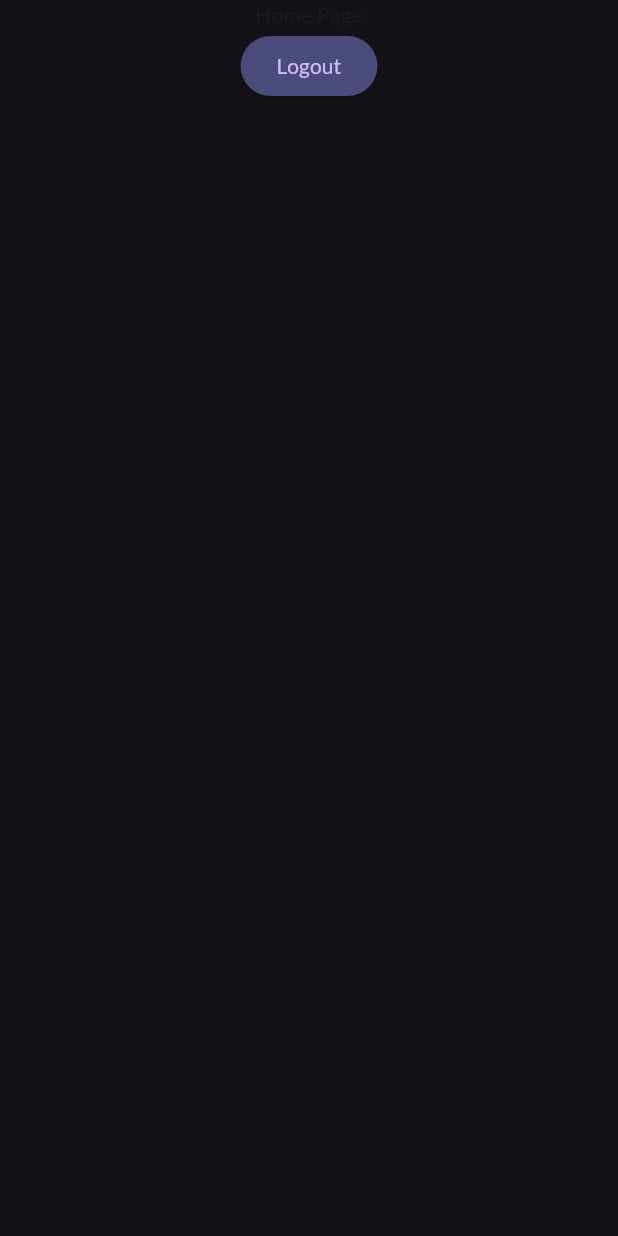
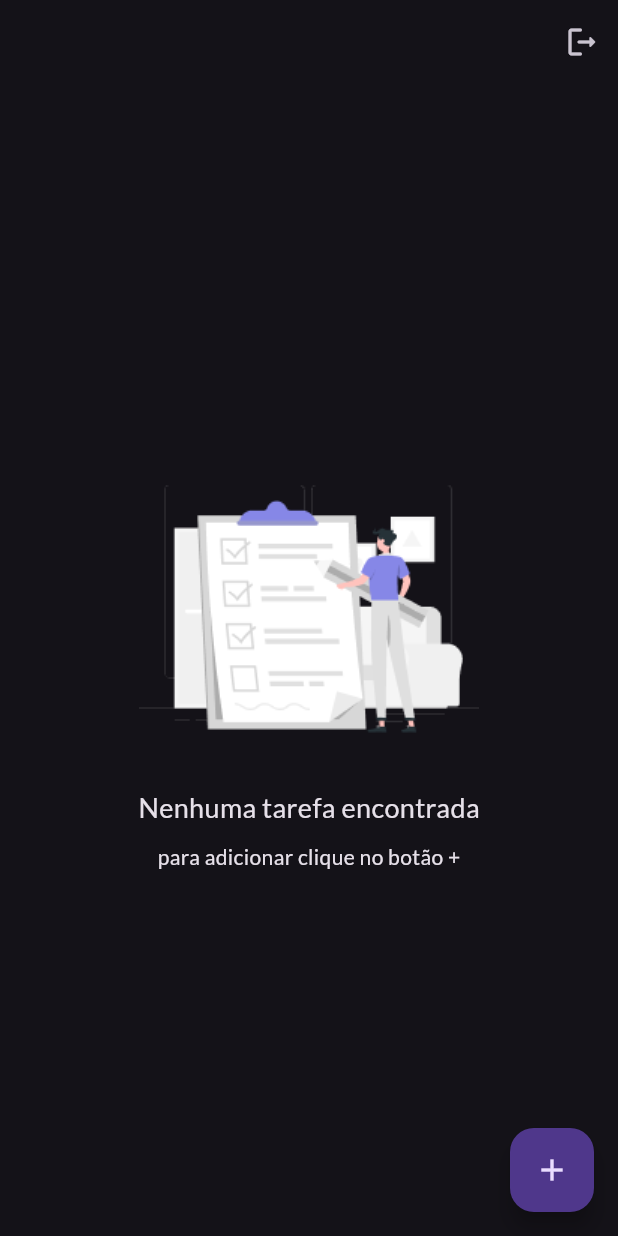
Before and after one commit to Luiz-Carlos-de-Lima/app_gestao_de_tarefas, a Flutter app: the screen it shows once a user with an empty profile is signed in, on a phone screen of 412 x 824 dp. Run offline on Flutter 3.47's test engine with Material 3 defaults, Android fonts, the phone set to English and light mode, and no system bars; our stand-ins replace cloud_firestore, firebase_auth, firebase_core, flutter_mobx, flutter_modular, google_fonts and 1 more; missing offline and left inert: notify_inapp, validatorless; accounts and stored records are empty; generated files the repository leaves out were written again.

Commit message:
feat: implementaçao tela principal, feat: implementacao da comunicacao com o firestore, feat: recebendo dados da lista de task e populando a lista que renderiza em tela

```diff
--- /dev/null
+++ b/lib/app/core/data/data_service.dart
@@ -0,0 +1,4 @@
+abstract class DataService {
+  Future<dynamic> get({required route});
+  Future<dynamic> post({required String route, required Map<String, dynamic> data});
+}
--- /dev/null
+++ b/lib/app/core/exceptions/data_service_exception.dart
@@ -0,0 +1,5 @@
+class DataServiceException implements Exception {
+  final String message;
+
+  DataServiceException({required this.message});
+}
--- /dev/null
+++ b/lib/app/core/exceptions/task_repository_exception.dart
@@ -0,0 +1,5 @@
+class TaskRepositoryException implements Exception {
+  final String message;
+
+  TaskRepositoryException({required this.message});
+}
--- a/lib/app/models/task.dart
+++ b/lib/app/models/task.dart
@@ -1,10 +1,23 @@
-// ignore_for_file: public_member_api_docs, sort_constructors_first
 class Task {
-  String name;
-  String descrption;
+  String title;
+  String description;
+  String status;
 
   Task({
-    required this.name,
-    required this.descrption,
+    required this.title,
+    required this.description,
+    this.status = 'pendente',
   });
+
+  factory Task.fromJson({required Map mapTask}) {
+    return Task(title: mapTask['title'], description: mapTask['description'], status: mapTask['status']);
+  }
+
+  Map<String, dynamic> toJson() {
+    return {
+      'title': title,
+      'description': description,
+      'status': status,
+    };
+  }
 }
--- a/lib/app/modules/auth/login/login_page.dart
+++ b/lib/app/modules/auth/login/login_page.dart
@@ -10,7 +10,7 @@ import 'package:validatorless/validatorless.dart';
 
 import '../../../core/exceptions/auth_exception.dart';
 import '../../../core/ui/helper/messages.dart';
-import '../../../core/ui/widgets/todo_list_logo.dart';
+import '../../../core/ui/widgets/logo_widget.dart';
 
 class LoginPage extends StatefulWidget {
   const LoginPage({super.key});
--- a/lib/app/modules/auth/register/register_page.dart
+++ b/lib/app/modules/auth/register/register_page.dart
@@ -9,7 +9,7 @@ import 'package:validatorless/validatorless.dart';
 
 import '../../../core/exceptions/auth_exception.dart';
 import '../../../core/ui/helper/messages.dart';
-import '../../../core/ui/widgets/todo_list_logo.dart';
+import '../../../core/ui/widgets/logo_widget.dart';
 
 class RegisterPage extends StatefulWidget {
   const RegisterPage({super.key});
--- a/lib/app/modules/home/home_page.dart
+++ b/lib/app/modules/home/home_page.dart
@@ -1,27 +1,83 @@
+import 'package:app_gestao_de_tarefas/app/core/ui/extensions/theme_extension.dart';
+import 'package:app_gestao_de_tarefas/app/models/task.dart';
+import 'package:app_gestao_de_tarefas/app/modules/home/home_store.dart';
+import 'package:app_gestao_de_tarefas/app/services/user/user_service.dart';
 import 'package:flutter/material.dart';
+import 'package:flutter_mobx/flutter_mobx.dart';
 import 'package:flutter_modular/flutter_modular.dart';
 
-import '../../services/user/user_service.dart';
+class HomePage extends StatefulWidget {
+  const HomePage({super.key});
 
-class HomePage extends StatelessWidget {
-  const HomePage({super.key});
+  @override
+  State<HomePage> createState() => _HomePageState();
+}
+
+class _HomePageState extends State<HomePage> {
+  final _store = Modular.get<HomeStore>();
+
+  @override
+  void initState() {
+    _store.getListTask();
+    super.initState();
+  }
 
   @override
   Widget build(BuildContext context) {
     return SafeArea(
       child: Scaffold(
+        appBar: AppBar(
+          actions: [
+            IconButton(
+                onPressed: () async {
+                  await Modular.get<UserService>().logout();
+                },
+                icon: const Icon(Icons.logout_rounded))
+          ],
+        ),
         body: Center(
-          child: Column(
-            children: [
-              Text('Home Page'),
-              ElevatedButton(
-                onPressed: () {
-                  Modular.get<UserService>().logout();
-                },
-                child: Text('Logout'),
-              )
-            ],
-          ),
+          child: Observer(builder: (context) {
+            if (_store.listTask.isEmpty) {
+              return SingleChildScrollView(
+                  child: Column(
+                children: [
+                  Image.asset(
+                    'assets/images/checklist.png',
+                  ),
+                  Text(
+                    'Nenhuma tarefa encontrada',
+                    style: TextStyle(color: context.onBackground, fontSize: 18),
+                  ),
+                  const SizedBox(
+                    height: 10.0,
+                  ),
+                  Text(
+                    'para adicionar clique no botão +',
+                    style: TextStyle(color: context.onBackground),
+                  ),
+                ],
+              ));
+            } else {
+              return ListView.builder(
+                itemCount: _store.listTask.length,
+                itemBuilder: (context, index) => Container(
+                  child: Column(
+                    children: [
+                      Text(_store.listTask[index].title),
+                      Text(_store.listTask[index].description),
+                    ],
+                  ),
+                ),
+              );
+            }
+          }),
+        ),
+        floatingActionButton: FloatingActionButton(
+          onPressed: () {
+            final task = Task(title: 'Teste', description: 'Teste para verificar se está sendo add a tarefa');
+            _store.addNewTask(newTask: task);
+          },
+          child: const Icon(Icons.add),
         ),
       ),
     );
--- a/lib/app/modules/splash/splash_page.dart
+++ b/lib/app/modules/splash/splash_page.dart
@@ -2,7 +2,7 @@ import 'package:app_gestao_de_tarefas/app/core/listeners/Firebase_listener.dart'
 import 'package:flutter/material.dart';
 import 'package:flutter_modular/flutter_modular.dart';
 
-import '../../core/ui/widgets/todo_list_logo.dart';
+import '../../core/ui/widgets/logo_widget.dart';
 
 class SplashPage extends StatefulWidget {
   const SplashPage({super.key});
--- /dev/null
+++ b/lib/app/repositories/task/task_repository.dart
@@ -0,0 +1,6 @@
+import '../../models/task.dart';
+
+abstract class TaskRepository {
+  Future<List<Task>> getAll();
+  Future<void> add({required Task task});
+}
--- /dev/null
+++ b/lib/app/services/task/task_service.dart
@@ -0,0 +1,6 @@
+import '../../models/task.dart';
+
+abstract class TaskService {
+  Future<List<Task>> getAll();
+  Future<void> add({required Task task});
+}
--- a/pubspec.yaml
+++ b/pubspec.yaml
@@ -42,6 +42,7 @@ dependencies:
   firebase_core: ^3.3.0
   firebase_auth: ^5.1.4
   notify_inapp: ^0.0.4
+  cloud_firestore: ^5.2.1
 
 dev_dependencies:
   flutter_test:
@@ -72,6 +73,7 @@ flutter:
   #   - images/a_dot_ham.jpeg
   assets:
     - assets/images/logo.png
+    - assets/images/checklist.png
 
   # An image asset can refer to one or more resolution-specific "variants", see
   # https://flutter.dev/assets-and-images/#resolution-aware
```
Also changed, not shown: lib/app/core/data/firestore_db.dart (added, +25 -0 lines), lib/app/modules/home/home_module.dart (+12 -0 lines), lib/app/modules/home/home_store.dart (+23 -1 lines), lib/app/repositories/task/task_repository_impl.dart (added, +27 -0 lines), lib/app/services/task/task_service_impl.dart (added, +20 -0 lines), assets/images/checklist.png (added), lib/app/core/ui/widgets/logo_widget.dart (renamed from lib/app/core/ui/widgets/todo_list_logo.dart), lib/app/modules/home/home_store.g.dart, pubspec.lock.
